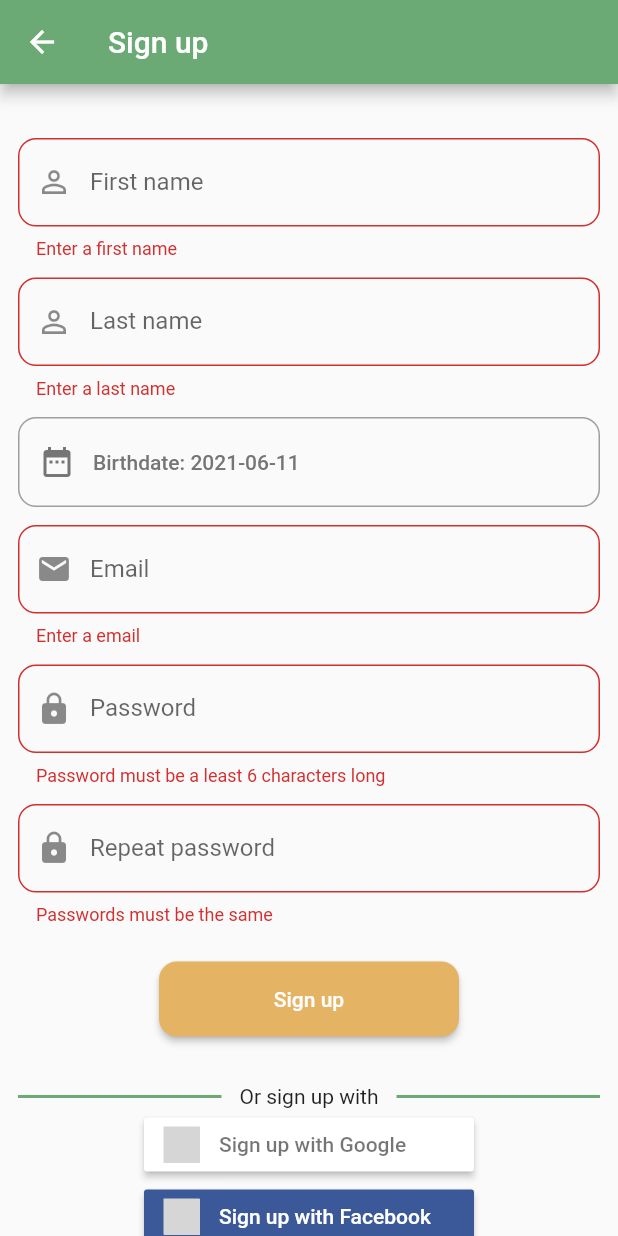
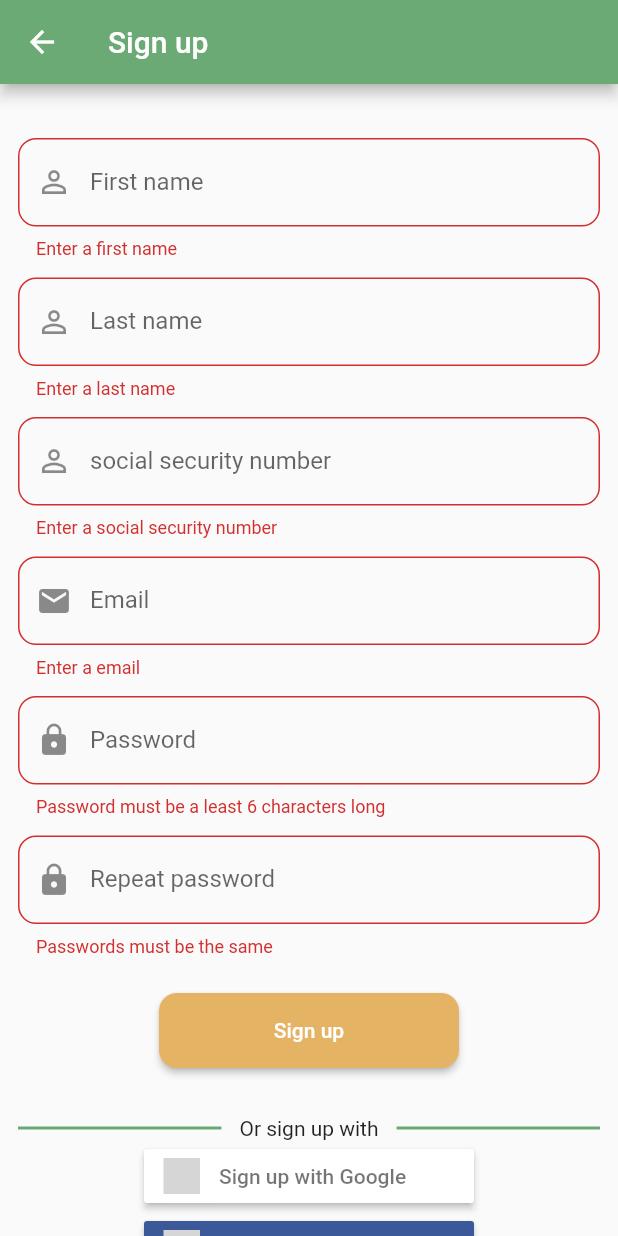
Before and after one commit to johanehinger/booking_template_app, a Flutter app: the SignUpScreen screen opened directly, after a tap on "Sign up", on a phone screen of 412 x 824 dp. Run offline on Flutter 3.47's test engine with Material 2 defaults, Android fonts, the phone set to English and light mode, and no system bars; our stand-ins replace cloud_firestore, firebase_auth, firebase_core, flutter_signin_button, google_sign_in; accounts and stored records are empty; grey boxes are pictures that could not be loaded.

Commit message:
feature: firestore
Sign up now records user information in firestore.

```diff
--- a/lib/design/app_theme.dart
+++ b/lib/design/app_theme.dart
@@ -43,7 +43,9 @@ class AppTheme {
         ),
       ),
       textButtonTheme: TextButtonThemeData(
-        style: TextButton.styleFrom(primary: ThemeColors.buttonColor),
+        style: TextButton.styleFrom(
+          primary: ThemeColors.buttonColor,
+        ),
       ),
       bottomNavigationBarTheme: BottomNavigationBarThemeData(
         selectedItemColor: ThemeColors.secondaryColor,
--- a/lib/screens/sign_up_screen.dart
+++ b/lib/screens/sign_up_screen.dart
@@ -1,4 +1,3 @@
-import 'package:booking_template_app/design/theme_colors.dart';
 import 'package:firebase_auth/firebase_auth.dart';
 import 'package:flutter/material.dart';
 import 'package:flutter_signin_button/button_list.dart';
@@ -16,7 +15,7 @@ class SignUpScreen extends StatefulWidget {
 class _SignUpScreenState extends State<SignUpScreen> {
   String? firstName;
   String? lastName;
-  DateTime selectedDate = DateTime.now();
+  String? socialSecurityNumber;
   String? email;
   String? password;
   String? repeatPassword;
@@ -25,23 +24,16 @@ class _SignUpScreenState extends State<SignUpScreen> {
   final AuthService _authService = AuthService();
 
   final _formKey = GlobalKey<FormState>();
-  Future<void> _selectDate(BuildContext context) async {
-    final DateTime? picked = await showDatePicker(
-      context: context,
-      initialDate: selectedDate,
-      firstDate: DateTime(1930, 1),
-      lastDate: DateTime(2101),
-    );
-    if (picked != null && picked != selectedDate)
-      setState(() {
-        selectedDate = picked;
-      });
-  }
 
   Future<void> _signUpWithEmailAndPassword() async {
     if (_formKey.currentState!.validate()) {
       response = await _authService.registerWithEmailAndPassword(
-          email: email, password: password);
+        email: email!,
+        password: password!,
+        firstName: firstName!,
+        lastName: lastName!,
+        socialSecurityNumber: socialSecurityNumber!,
+      );
       var _snackBar = SnackBar(
         content: Text(response ?? 'Something went wrong'),
       );
@@ -139,44 +131,18 @@ class _SignUpScreenState extends State<SignUpScreen> {
                                   left: 12.0,
                                   right: 12.0,
                                 ),
-                                child: Container(
-                                  width: double.infinity,
-                                  height: 60.0,
-                                  child: TextButton(
-                                    onPressed: () => {_selectDate(context)},
-                                    style: ButtonStyle(
-                                      shape: MaterialStateProperty.all(
-                                        RoundedRectangleBorder(
-                                          borderRadius:
-                                              BorderRadius.circular(12.0),
-                                          side: const BorderSide(
-                                            color: Colors.grey,
-                                          ),
-                                        ),
-                                      ),
-                                    ),
-                                    child: Row(
-                                      children: [
-                                        const SizedBox(
-                                          width: 6,
-                                        ),
-                                        Icon(
-                                          Icons.date_range,
-                                          color: Colors.grey[600],
-                                        ),
-                                        const SizedBox(
-                                          width: 12,
-                                        ),
-                                        Text(
-                                          "Birthdate: " +
-                                              "${selectedDate.toLocal()}"
-                                                  .split(' ')[0],
-                                          style: TextStyle(
-                                            color: Colors.grey[600],
-                                          ),
-                                        ),
-                                      ],
-                                    ),
+                                child: TextFormField(
+                                  validator: (val) => val!.isEmpty
+                                      ? "Enter a social security number"
+                                      : null,
+                                  obscureText: false,
+                                  onChanged: (val) {
+                                    setState(
+                                        () => {socialSecurityNumber = val});
+                                  },
+                                  decoration: InputDecoration(
+                                    labelText: "social security number",
+                                    prefixIcon: Icon(Icons.perm_identity),
                                   ),
                                 ),
                               ),
--- a/pubspec.yaml
+++ b/pubspec.yaml
@@ -24,6 +24,7 @@ dependencies:
   flutter_signin_button: ^2.0.0
   firebase_core: ^1.2.1
   firebase_auth: ^1.3.0
+  cloud_firestore: ^2.2.2
   google_sign_in: ^5.0.4
   # TODO: Add this once null safety is ensured: email_validator: ^1.0.6
   flutter:
```
Also changed, not shown: lib/main.dart (+12 -0 lines), lib/screens/home_screen.dart (+27 -29 lines), lib/services/auth_service.dart (+22 -11 lines), lib/widgets/content_drawer.dart (added, +85 -0 lines), pubspec.lock, 2 other files.
